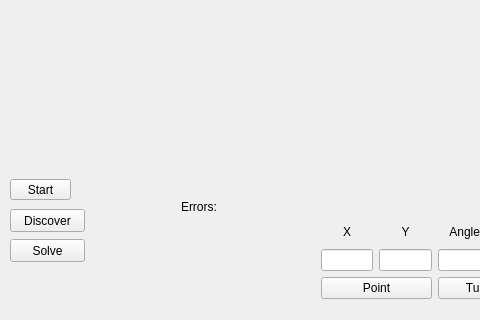
This is RMR_QT/RMR_QT.ui in MarkMan0/RMR as Qt 5 draws it before an edit; both pictures show x 0 to 480 and y 331 to 651 of the 803 by 651 pixel window. The edited form follows.
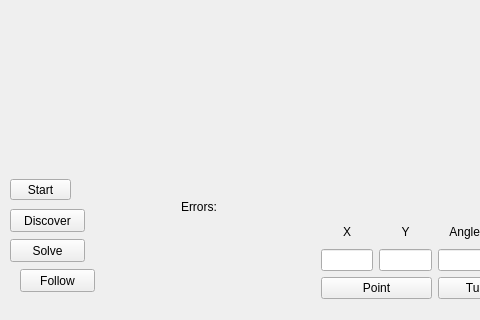
This is the edited form.

Commit message: Follow the path to the target

What changed in the file:
```diff
--- a/RMR_QT/RMR_QT.ui
+++ b/RMR_QT/RMR_QT.ui
@@ -268,6 +268,19 @@
     <string>Solve</string>
    </property>
   </widget>
+  <widget class="QPushButton" name="pushButtonFollow">
+   <property name="geometry">
+    <rect>
+     <x>20</x>
+     <y>600</y>
+     <width>75</width>
+     <height>23</height>
+    </rect>
+   </property>
+   <property name="text">
+    <string>Follow</string>
+   </property>
+  </widget>
  </widget>
  <layoutdefault spacing="6" margin="11"/>
  <tabstops>
```
The commit also changes 5 other files.
